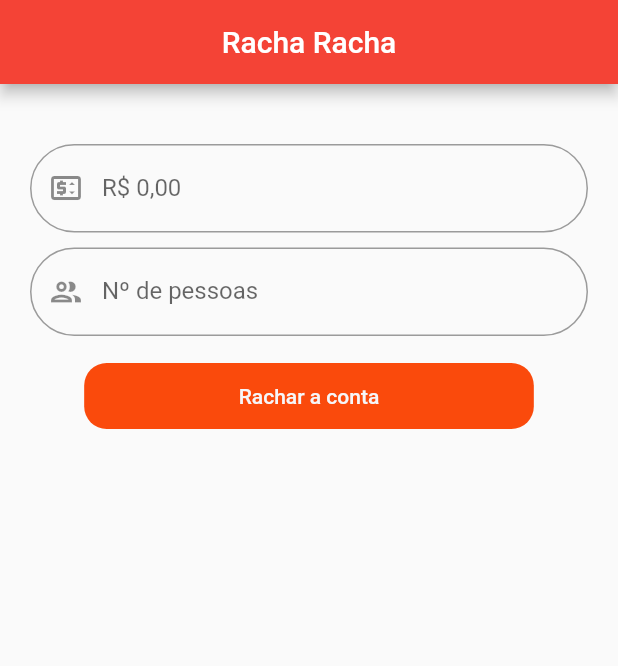
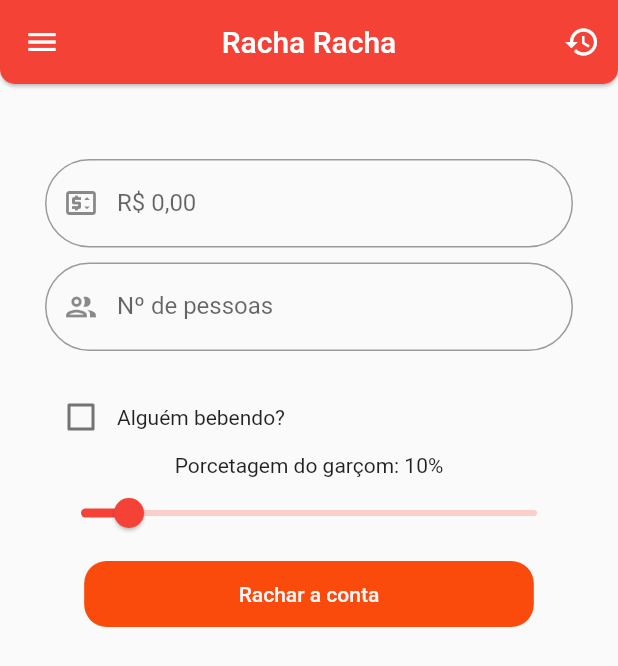
Before and after one commit to ivictoruan/rachaconta, a Flutter app: the screen it shows after launch, on a phone screen of 412 x 824 dp. Shown: the top 666 px of the screen. Run offline on Flutter 3.47's test engine with Material 2 defaults, Android fonts, the light colour scheme and no system bars.

Commit message:
Add icones na app bar assim como um Slider para o user selecionar a porcentagem do garçom

```diff
--- a/lib/src/core/widgets/action_button.dart
+++ b/lib/src/core/widgets/action_button.dart
@@ -5,6 +5,7 @@ class ActionButton extends StatelessWidget {
   final Color foregroundColor;
   final Color backgroundColor;
   final VoidCallback onPressed;
+  final IconData? icon;
 
 
   const ActionButton(
@@ -12,7 +13,7 @@ class ActionButton extends StatelessWidget {
     Key? key,
     this.foregroundColor = const Color(0xFFF6F6F9),
     this.backgroundColor = const Color(0xFFFA4A0C),
-    required this.onPressed,
+    required this.onPressed, this.icon,
   }) : super(key: key);
 
   @override
@@ -29,6 +30,7 @@ class ActionButton extends StatelessWidget {
          child: Text(
            text,
            style: TextStyle(color: foregroundColor)
+
          )
         ),
     );
--- a/lib/src/screens/home_screen.dart
+++ b/lib/src/screens/home_screen.dart
@@ -11,14 +11,6 @@ class HomeScreen extends StatefulWidget {
 }
 
 class _HomeScreenState extends State<HomeScreen> {
-  // int _counter = 0;
-
-  // void _incrementCounter() { // criar uma função de incrementar a cada uso do app.
-  //   setState(() {
-  //     _counter++;
-  //   });
-  // }
-  //fazer um model com as seguintes variáveis:
   int numPeople = 0;
   int peopleDriking = 0;
   bool isDriking = false;
@@ -31,21 +23,70 @@ class _HomeScreenState extends State<HomeScreen> {
   Widget build(BuildContext context) {
     return Scaffold(
       appBar: AppBar(
+        shape: const RoundedRectangleBorder(
+          borderRadius: BorderRadius.vertical(
+            bottom: Radius.circular(10),
+          ),
+        ),
         title: const Text("Racha Racha"),
         centerTitle: true,
+        elevation: 1,
+          leading: IconButton(
+            onPressed: () => {},
+            icon: const Icon(Icons.menu),
+          ),
+        actions: [
+            IconButton(
+              onPressed: () => {},
+               icon: const Icon(Icons.history),
+            ),
+          ],
       ),
 
       body: Padding(
-        padding: const EdgeInsets.all(20),
+        padding: const EdgeInsets.all(30),
         child: Column(
           children:  [
             //Estão bebendo?
             const SizedBox(height:20),
-            const CustomTextField(labelText: "R\$ 0,00", icon: Icons.price_change_outlined),
+            const CustomTextField(
+              labelText: "R\$ 0,00",
+              icon: Icons.price_change_outlined
+            ),
             const SizedBox(height:10),
-            const CustomTextField(labelText: "Nº de pessoas", icon: Icons.people_outline_sharp),
-            const SizedBox(height:10),
-            // CustomTextField(),
+            const CustomTextField(
+              labelText: "Nº de pessoas",
+              icon: Icons.people_outline_sharp
+            ),
+            const SizedBox(height:20),
+            Row(
+              children: [
+                Checkbox(
+                  value: isDriking,
+                   onChanged: (bool? newValue) {
+                    setState(() {
+                      isDriking = newValue!;
+                    });
+                  }
+                ),
+                const Text("Alguém bebendo?")
+              ],
+            ),
+            Text('Porcetagem do garçom: ' +
+                    waiterPercentage.toStringAsFixed(0) +
+                    '%'),
+            Slider(
+                value: waiterPercentage,
+                onChanged: (value) {
+                  setState(() {
+                    waiterPercentage = value;
+                  });
+                },
+                min: 0,
+                max: 100,
+                divisions: 100,
+                label: waiterPercentage.toStringAsFixed(0),
+              ),
             // porcentagem do garçom
             ActionButton(
               "Rachar a conta",
```
